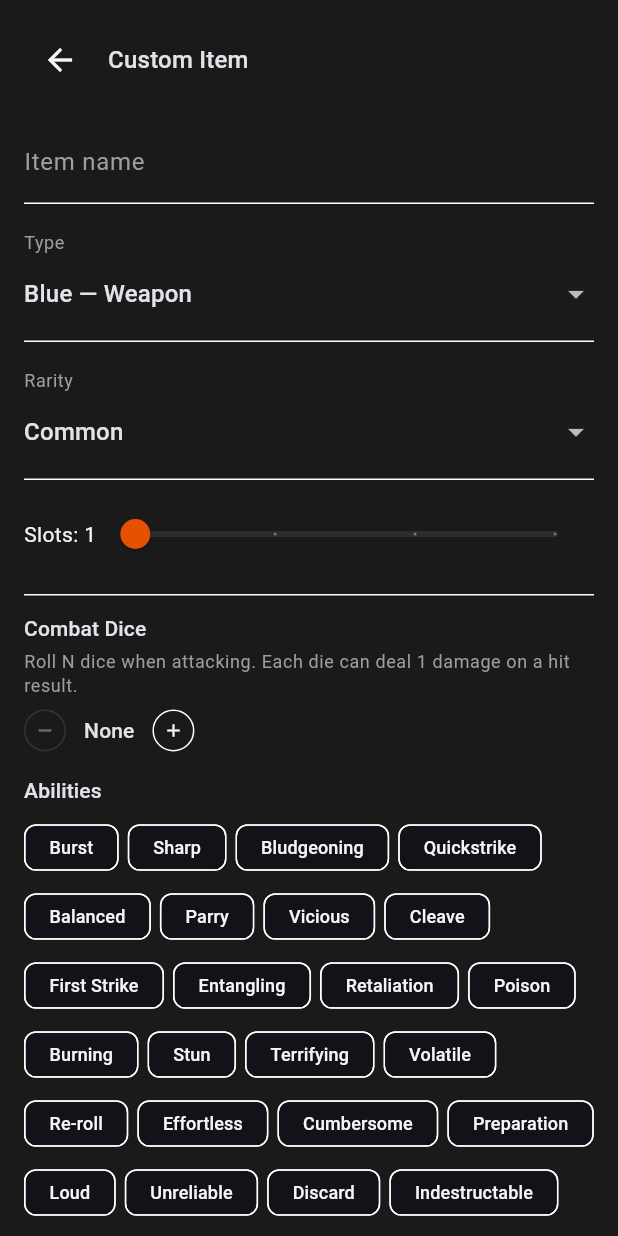
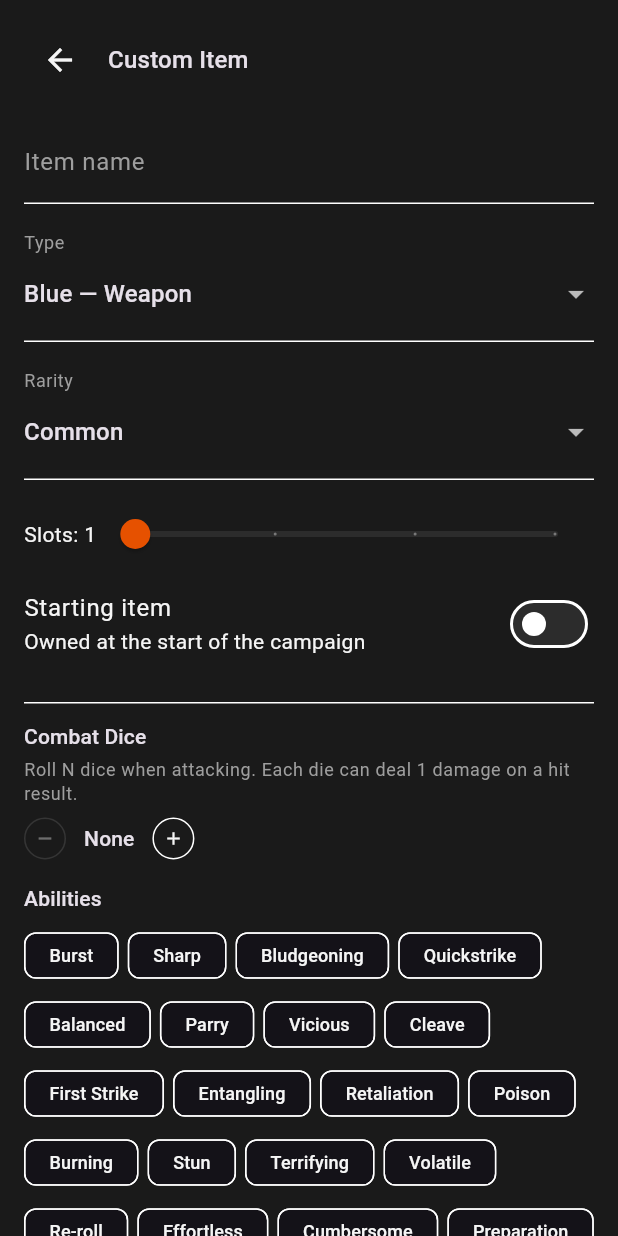
Before and after one commit to mtuxworth/maladum-party-tracker, a Flutter app: the _CustomItemForm widget shown alone on an empty page, opened directly with empty values, on a phone screen of 412 x 824 dp. Run offline on Flutter 3.47's test engine with Material 3 defaults, Android fonts, the phone set to English and light mode, and no system bars; our stand-ins replace flutter_riverpod, hive_flutter; missing offline and left inert: dart:html; accounts and stored records are empty.

Commit message:
Add starting item flag to equipment
- EquipmentItem gains isStartingItem: bool (default false, persisted)
  and a copyWith for mutation; only written to JSON when true
- AdventurerNotifier.toggleStartingItem flips the flag on all slot
  indices that hold the item (handles multi-slot items correctly)
- Item tile shows a gold star (★) badge at the bottom-right corner
- Item detail sheet shows the star icon in the header chips and a
  'Mark / Unmark as starting item' action in the actions list
- Custom item form includes a 'Starting item' toggle switch

Co-Authored-By: Claude Sonnet 4.6 <noreply@anthropic.com>

```diff
--- a/lib/models/equipment_item.dart
+++ b/lib/models/equipment_item.dart
@@ -15,6 +15,9 @@ class EquipmentItem {
 
   // Soft-locked in a gear slot; only armour (yellow) may overwrite it.
   final bool isInnate;
+
+  // Marks an item as part of the adventurer's starting equipment.
+  final bool isStartingItem;
 
   // ID of the originating CatalogItem, null for custom items.
   final String? catalogId;
@@ -34,11 +37,30 @@ class EquipmentItem {
     required this.rarity,
     required this.slots,
     this.isInnate = false,
+    this.isStartingItem = false,
     this.catalogId,
     this.description = '',
     this.buyPrice,
     this.sellPrice,
   });
+
+  EquipmentItem copyWith({
+    bool? isInnate,
+    bool? isStartingItem,
+  }) =>
+      EquipmentItem(
+        id: id,
+        name: name,
+        color: color,
+        rarity: rarity,
+        slots: slots,
+        isInnate: isInnate ?? this.isInnate,
+        isStartingItem: isStartingItem ?? this.isStartingItem,
+        catalogId: catalogId,
+        description: description,
+        buyPrice: buyPrice,
+        sellPrice: sellPrice,
+      );
 
   Map<String, dynamic> toJson() => {
         'id': id,
@@ -47,6 +69,7 @@ class EquipmentItem {
         'rarity': rarity.name,
         'slots': slots,
         'isInnate': isInnate,
+        if (isStartingItem) 'isStartingItem': isStartingItem,
         if (catalogId != null) 'catalogId': catalogId,
         if (description.isNotEmpty) 'description': description,
         if (buyPrice != null) 'buyPrice': buyPrice,
@@ -60,6 +83,7 @@ class EquipmentItem {
         rarity: Rarity.values.byName(json['rarity'] as String),
         slots: json['slots'] as int,
         isInnate: json['isInnate'] as bool? ?? false,
+        isStartingItem: json['isStartingItem'] as bool? ?? false,
         catalogId: json['catalogId'] as String?,
         description: json['description'] as String? ?? '',
         buyPrice: json['buyPrice'] as String?,
--- a/lib/providers/adventurer_notifier.dart
+++ b/lib/providers/adventurer_notifier.dart
@@ -161,6 +161,26 @@ class AdventurerNotifier
   }
 
   // ─── Inventory ───────────────────────────────────────────────────────────
+
+  // Toggles the isStartingItem flag, updating every slot that holds the item.
+  void toggleStartingItem(int slotIndex, {required bool fromGear}) {
+    if (fromGear) {
+      final item = state.gearSlots[slotIndex];
+      if (item == null) return;
+      final updated = item.copyWith(isStartingItem: !item.isStartingItem);
+      for (int i = 0; i < maxGearSlots; i++) {
+        if (state.gearSlots[i]?.id == item.id) state.gearSlots[i] = updated;
+      }
+    } else {
+      final item = state.packSlots[slotIndex];
+      if (item == null) return;
+      final updated = item.copyWith(isStartingItem: !item.isStartingItem);
+      for (int i = 0; i < maxPackSlots; i++) {
+        if (state.packSlots[i]?.id == item.id) state.packSlots[i] = updated;
+      }
+    }
+    _emit();
+  }
 
   // Clears all gear indices occupied by the item at [index].
   void _clearGearItem(int index) {
--- a/lib/views/add_item_sheet.dart
+++ b/lib/views/add_item_sheet.dart
@@ -296,6 +296,7 @@ class _CustomItemFormState extends State<_CustomItemForm> {
   Rarity _rarity = Rarity.common;
   int _slots = 1;
   bool _isInnate = false;
+  bool _isStartingItem = false;
 
   // 0 = no combat stat; 1–5 = Combat N
   int _combatDice = 0;
@@ -418,6 +419,13 @@ class _CustomItemFormState extends State<_CustomItemForm> {
                   onChanged: (v) => setState(() => _isInnate = v),
                   contentPadding: EdgeInsets.zero,
                 ),
+              SwitchListTile(
+                title: const Text('Starting item'),
+                subtitle: const Text('Owned at the start of the campaign'),
+                value: _isStartingItem,
+                onChanged: (v) => setState(() => _isStartingItem = v),
+                contentPadding: EdgeInsets.zero,
+              ),
               const SizedBox(height: 16),
               const Divider(height: 1),
               const SizedBox(height: 12),
@@ -566,6 +574,7 @@ class _CustomItemFormState extends State<_CustomItemForm> {
         rarity: _rarity,
         slots: _slots,
         isInnate: _isInnate,
+        isStartingItem: _isStartingItem,
         description: _builtDescription,
       ),
     );
--- a/lib/widgets/item_tile.dart
+++ b/lib/widgets/item_tile.dart
@@ -148,6 +148,11 @@ void showItemDetailSheet(
                                 label: 'Innate',
                                 color: const Color(0xFF6A1B9A),
                               ),
+                            if (item.isStartingItem)
+                              const _InfoChip(
+                                label: 'Starting',
+                                color: Color(0xFFFFB300),
+                              ),
                           ],
                         ),
                       ],
@@ -235,6 +240,28 @@ void showItemDetailSheet(
               ),
               const Divider(height: 1),
             ],
+            ListTile(
+              contentPadding: EdgeInsets.zero,
+              leading: Icon(
+                item.isStartingItem ? Icons.star : Icons.star_border,
+                color: item.isStartingItem
+                    ? const Color(0xFFFFB300)
+                    : null,
+              ),
+              title: Text(
+                item.isStartingItem
+                    ? 'Unmark as starting item'
+                    : 'Mark as starting item',
+              ),
+              onTap: () {
+                Navigator.pop(ctx);
+                notifier.toggleStartingItem(
+                  slotIndex,
+                  fromGear: fromGear,
+                );
+              },
+            ),
+            const Divider(height: 1),
             if (!item.isInnate)
               ListTile(
                 contentPadding: EdgeInsets.zero,
@@ -326,6 +353,12 @@ class ItemTile extends ConsumerWidget {
                 bottom: 4,
                 left: 4,
                 child: Icon(Icons.lock, size: 12, color: Colors.white70),
+              ),
+            if (item.isStartingItem)
+              const Positioned(
+                bottom: 4,
+                right: 4,
+                child: Icon(Icons.star, size: 12, color: Color(0xFFFFB300)),
               ),
           ],
         ),
```
